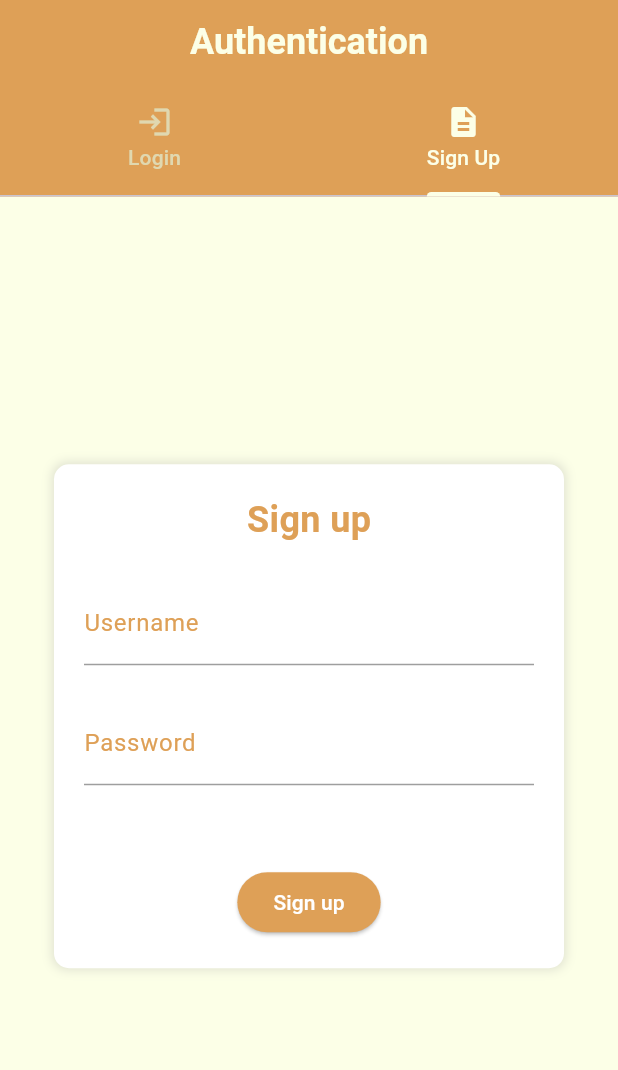
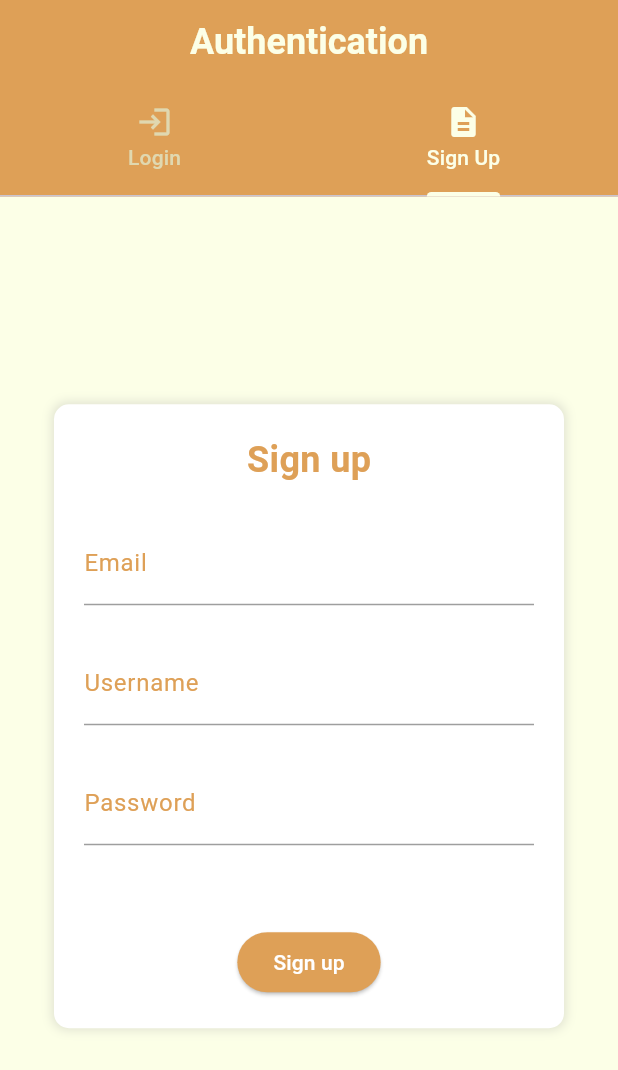
Before and after one commit to Cuciureanu-Dragos-Adrian/AWBD, a Flutter app: the screen it shows after launch, tab 2 chosen, on a phone screen of 412 x 824 dp. Shown: the top 1070 px of the screen. Run offline on Flutter 3.47's test engine with Material 3 defaults, Android fonts, the phone set to English and light mode, and no system bars.

Commit message:
Added email to signup form

```diff
--- a/Frontend/lib/bin/widgets/auth/signup_widget.dart
+++ b/Frontend/lib/bin/widgets/auth/signup_widget.dart
@@ -12,6 +12,7 @@ class SignupWidget extends StatefulWidget {
 }
 
 class _SignupWidgetState extends State<SignupWidget> {
+  final _emailController = TextEditingController();
   final _usernameController = TextEditingController();
   final _passwordController = TextEditingController();
 
@@ -38,6 +39,30 @@ class _SignupWidgetState extends State<SignupWidget> {
           const Text(
             'Sign up',
             style: TextStyle(fontSize: 24.0, fontWeight: FontWeight.bold, color: mainColor),
+          ),
+          const SizedBox(height: 24), // Increased spacing between fields
+          SizedBox(
+            width: 300.0, // Set desired width for email field
+            child: TextField(
+              controller: _emailController,
+              decoration: const InputDecoration(
+                labelText: 'Email',
+                labelStyle: TextStyle(color: mainColor),
+                enabledBorder: UnderlineInputBorder(
+                  borderSide: BorderSide(color: Colors.grey),
+                ),
+                focusedBorder: UnderlineInputBorder(
+                  borderSide: BorderSide(color: mainColor),
+                ),
+              ),
+              style:
+                  const TextStyle(fontSize: 16.0), // Adjust font size if needed
+              keyboardType:
+                  TextInputType.text, // Set keyboard type for username
+              textInputAction:
+                  TextInputAction.next, // Trigger "next" on keyboard
+              maxLines: 1, // Set the number of text lines (1 for single line)
+            ),
           ),
           const SizedBox(height: 24), // Increased spacing between fields
           SizedBox(
@@ -91,9 +116,10 @@ class _SignupWidgetState extends State<SignupWidget> {
           const SizedBox(height: 54), // Add spacing before button
           ElevatedButton(
             onPressed: () async {
+              final email = _emailController.text;
               final username = _usernameController.text;
               final password = _passwordController.text;
-              await signup(username, password); // Call login callback
+              await signup(email, username, password); // Call login callback
             },
             style: ElevatedButton.styleFrom(
                 backgroundColor: mainColor),
@@ -104,10 +130,13 @@ class _SignupWidgetState extends State<SignupWidget> {
     );
   }
 
-  Future<void> signup(username, password) async
+  Future<void> signup(String email, String username, String password) async
   {
       try {
-        await AuthService.signup(username, password);
+        await AuthService.signup(email, username, password);
+
+        showMessageBox(NavigationService.navigatorKey.currentContext!,
+            'User successfully created!', title: "User created!");
       } on Exception catch (e) {
         showMessageBox(NavigationService.navigatorKey.currentContext!,
             'Signup failed: $e');
```
